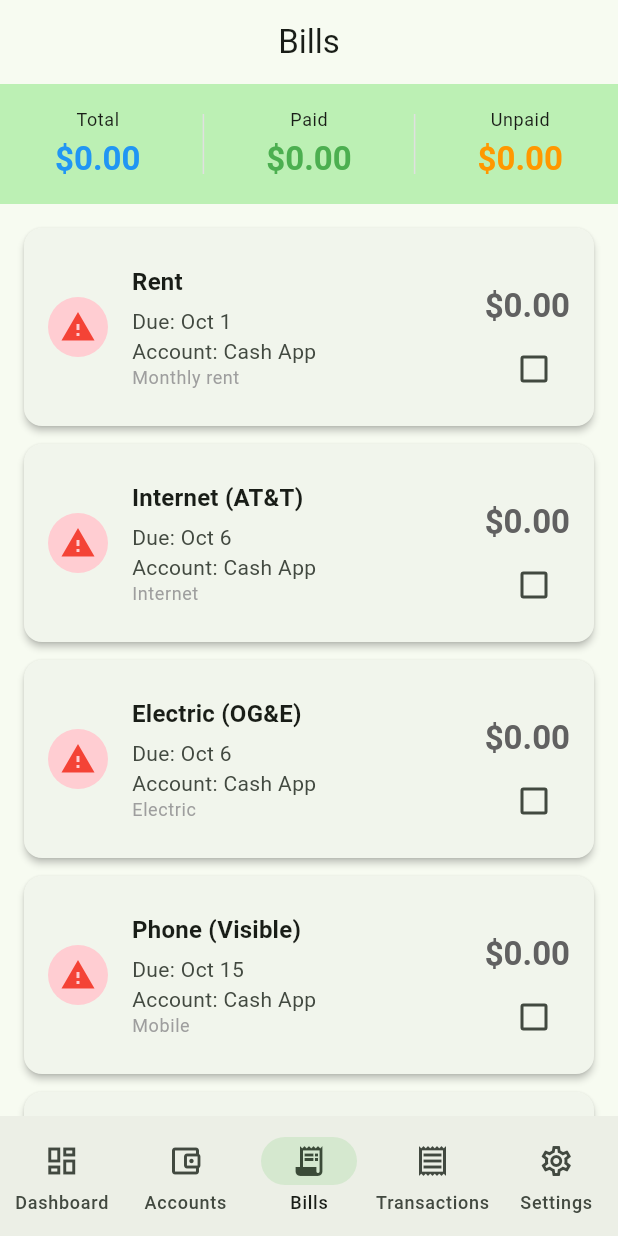
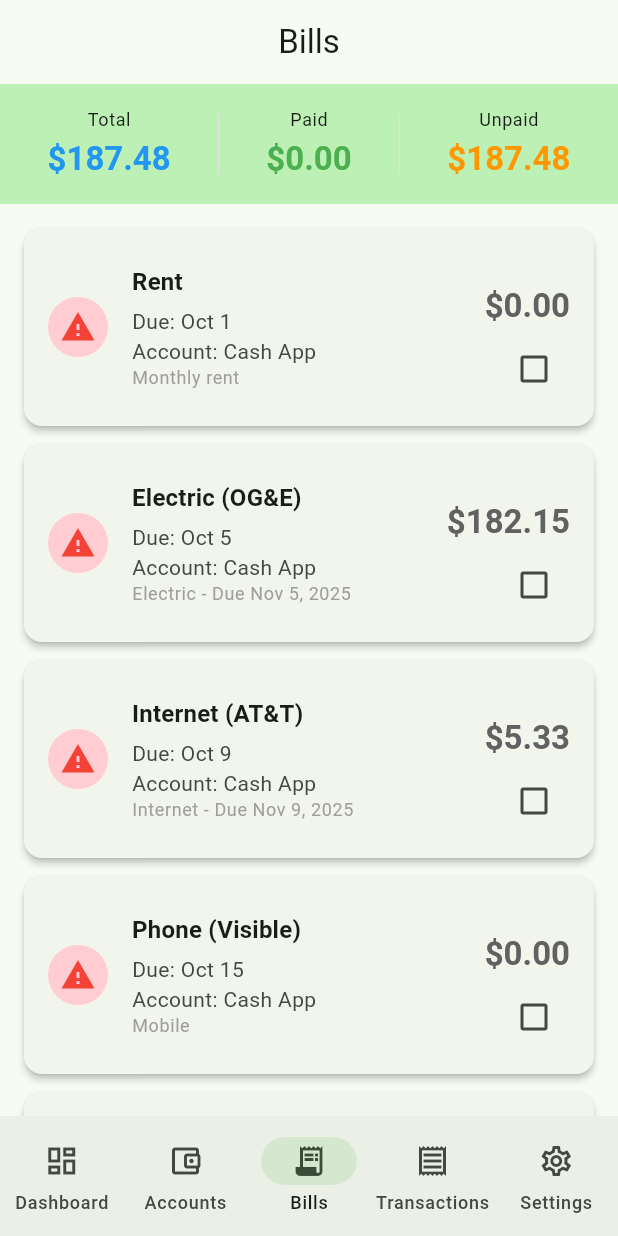
Before and after one commit to dylanmoses235-lang/budget-manager-app, a Flutter app: the screen it shows after launch, item 3 of the bottom bar chosen, on a phone screen of 412 x 824 dp. Run offline on Flutter 3.47's test engine with Material 3 defaults, Android fonts, the phone set to English and light mode, and no system bars; our stand-ins replace hive, hive_flutter; accounts and stored records are empty.

Commit message:
feat(data): update account balances and bill amounts to current values (Nov 1, 2025)
- Updated Cash App balance to .43
- Updated Cash App Savings to .03
- Updated Cash App Stocks to .03
- Updated Cash App Borrow owed to 57.00
- Updated Cash App Afterpay to 07.53 owed
- Updated US Bank Checking to -93.81 (overdrawn)
- Updated Electric (OG&E) bill to 82.15 due Nov 5
- Updated Internet (AT&T) bill to .33 due Nov 9

```diff
--- a/lib/data/budget_data.dart
+++ b/lib/data/budget_data.dart
@@ -12,19 +12,19 @@ class BudgetData {
   static const String usBankChecking = 'US Bank Checking 3883';
   static const String usBankSavings = 'US Bank Savings 0588';
 
-  // Initial Account Data from CSV
+  // Initial Account Data - Updated Nov 1, 2025
   static final List<Map<String, dynamic>> initialAccounts = [
     {
       'name': cashApp,
-      'startingBalance': 0.0,
-      'overdraftLimit': 150.0,
-      'overdraftUsed': 48.58,
+      'startingBalance': 9.43,
+      'overdraftLimit': 110.0,
+      'overdraftUsed': 0.0,
       'autoPaychecks': true,
       'icon': 0xe54c, // wallet icon
     },
     {
       'name': cashAppSavings,
-      'startingBalance': 50.03,
+      'startingBalance': 4.03,
       'overdraftLimit': 0.0,
       'overdraftUsed': 0.0,
       'autoPaychecks': false,
@@ -32,9 +32,9 @@ class BudgetData {
     },
     {
       'name': cashAppBorrow,
-      'startingBalance': 0.0,
-      'overdraftLimit': 450.0,
-      'overdraftUsed': 0.0,
+      'startingBalance': -357.0,
+      'overdraftLimit': 110.0,
+      'overdraftUsed': 357.0,
       'autoPaychecks': false,
       'icon': 0xe0e0, // credit card icon
     },
@@ -48,7 +48,7 @@ class BudgetData {
     },
     {
       'name': cashAppStocks,
-      'startingBalance': 3.24,
+      'startingBalance': 4.03,
       'overdraftLimit': 0.0,
       'overdraftUsed': 0.0,
       'autoPaychecks': false,
@@ -64,7 +64,7 @@ class BudgetData {
     },
     {
       'name': usBankChecking,
-      'startingBalance': 98.49,
+      'startingBalance': -193.81,
       'overdraftLimit': 0.0,
       'overdraftUsed': 0.0,
       'autoPaychecks': false,
@@ -80,7 +80,7 @@ class BudgetData {
     },
   ];
 
-  // Initial Bills Data from CSV
+  // Initial Bills Data - Updated Nov 1, 2025
   static final List<Map<String, dynamic>> initialBills = [
     {
       'name': 'Rent',
@@ -91,10 +91,10 @@ class BudgetData {
     },
     {
       'name': 'Internet (AT&T)',
-      'defaultAmount': 0.0,
-      'dueDay': 6,
+      'defaultAmount': 5.33,
+      'dueDay': 9,
       'account': cashApp,
-      'notes': 'Internet',
+      'notes': 'Internet - Due Nov 9, 2025',
     },
     {
       'name': 'Phone (Visible)',
@@ -105,10 +105,10 @@ class BudgetData {
     },
     {
       'name': 'Electric (OG&E)',
-      'defaultAmount': 0.0,
-      'dueDay': 6,
+      'defaultAmount': 182.15,
+      'dueDay': 5,
       'account': cashApp,
-      'notes': 'Electric',
+      'notes': 'Electric - Due Nov 5, 2025',
     },
     {
       'name': 'Apple Services',
```
